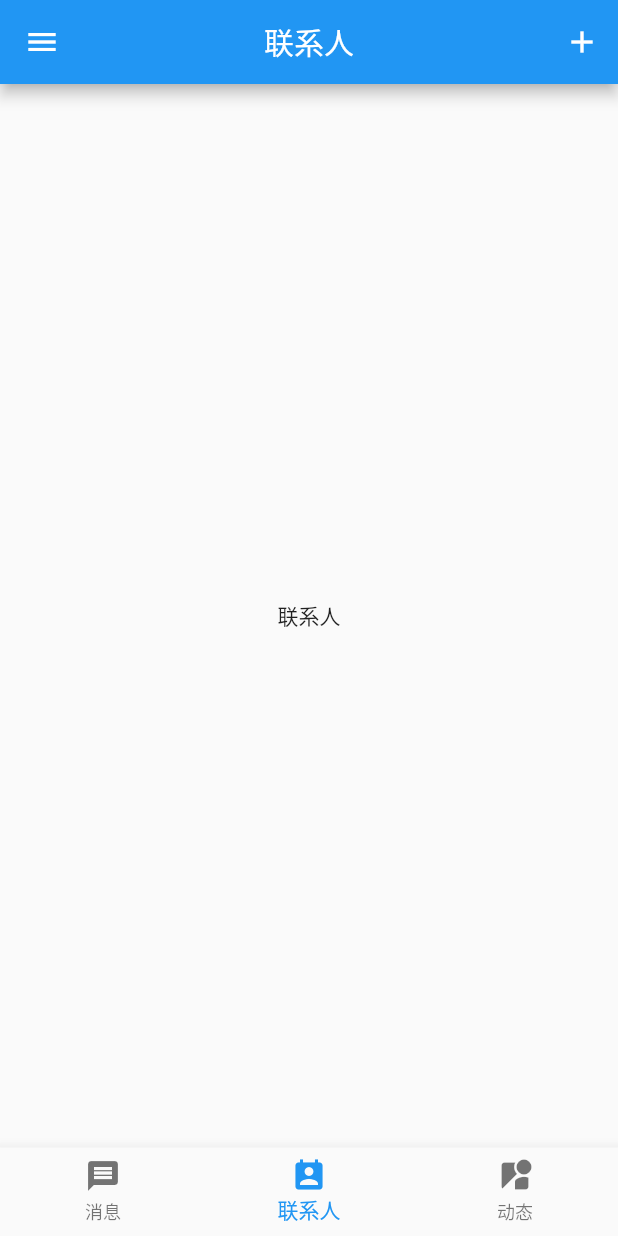
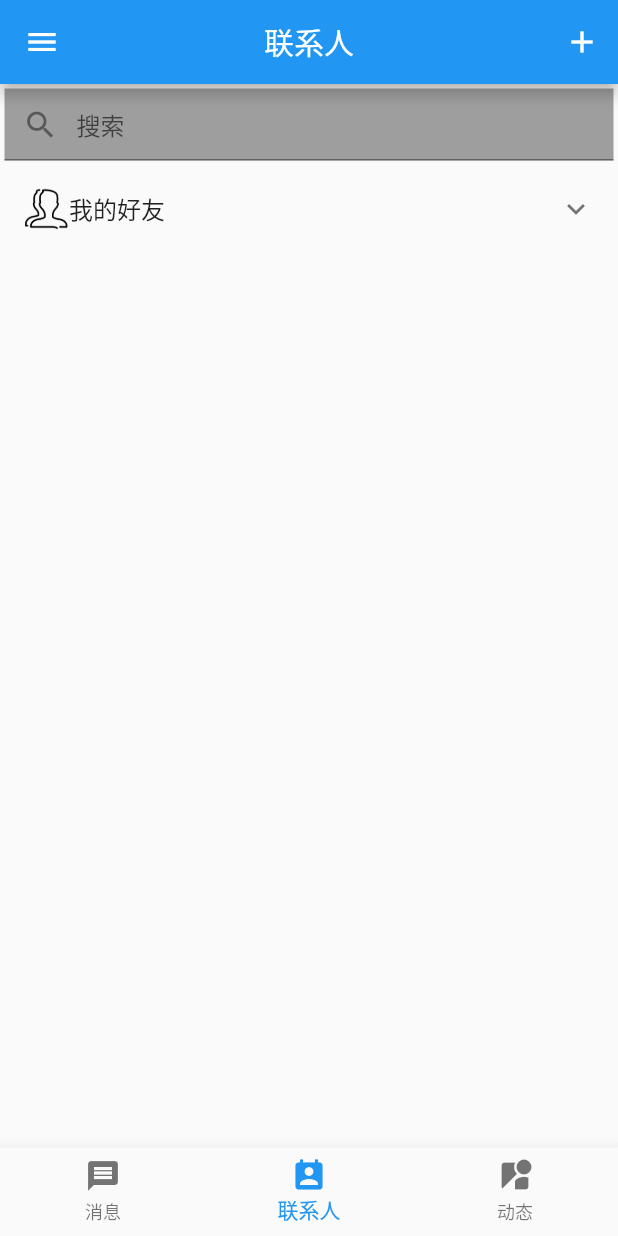
Before and after one commit to GZYangKui/ChangLiao-Mobile, a Flutter app: the UserCenter screen opened directly, item 2 of the bottom bar chosen, on a phone screen of 412 x 824 dp. Run offline on Flutter 3.47's test engine with Material 2 defaults, Android fonts, the phone set to English and light mode, and no system bars; our stand-ins replace convert.

Commit message:
实现个二级界面功能

```diff
--- a/lib/com/navigation/component/chart_message_item.dart
+++ b/lib/com/navigation/component/chart_message_item.dart
@@ -43,7 +43,7 @@ class ChartMessageItemState extends State<ChartMessageItem> {
               color: Color.fromRGBO(250, 250, 210, 1.0),
               borderRadius: BorderRadius.all(Radius.circular(5.00),)
           ),
-          width: 100.0,
+          width: 150.0,
           child: Text(_message,style: TextStyle(fontSize: 20.0),),
         ),
       ],
--- /dev/null
+++ b/lib/com/navigation/component/contacts_list_item.dart
@@ -0,0 +1,81 @@
+import 'package:flutter/cupertino.dart';
+import 'package:flutter/material.dart';
+import 'package:flutter_app/com/navigation/models/contacts_list_model.dart';
+import 'package:flutter_app/com/navigation/page/subpage/chart_dialog.dart';
+
+class ContactItem extends StatelessWidget {
+  ContactItem(this.entry);
+
+  BuildContext context;
+  final Entry entry;
+
+  Widget _buildTiles(Entry root) {
+    if (root.list.isEmpty)
+      return GestureDetector(
+        child: ListTile(
+          title: getPerson(root.title),
+        ),
+        onTap: () {
+          Navigator.of(context).push(
+                MaterialPageRoute(
+                  builder: (BuildContext context) => ChartDialog(
+                        name: root.title,
+                        messages: ["hello", "吃饭了吗???"],
+                      ),
+                ),
+              );
+        },
+      );
+    return ExpansionTile(
+      key: PageStorageKey<Entry>(root),
+      title: getGroup(root.title),
+      children: root.list.map(_buildTiles).toList(),
+    );
+  }
+
+  @override
+  Widget build(BuildContext context) {
+    this.context = context;
+    return _buildTiles(entry);
+  }
+
+  getGroup(String title) {
+    return Row(
+      children: <Widget>[
+        Column(
+          children: <Widget>[
+            Image.asset(
+              "assets/images/group.png",
+              width: 30.0,
+              height: 30.0,
+            ),
+          ],
+        ),
+        Column(
+          children: <Widget>[
+            Text(title),
+          ],
+        ),
+      ],
+    );
+  }
+
+  getPerson(String name) {
+    return Row(
+      children: <Widget>[
+        Column(
+          children: <Widget>[
+            Image.asset(
+              "assets/images/person.png",
+              width: 20.0,
+              height: 20.0,
+            )
+          ],
+        ),
+        Column(
+          children: <Widget>[Text(name)],
+        )
+      ],
+    );
+  }
+}
--- /dev/null
+++ b/lib/com/navigation/models/contacts_list_model.dart
@@ -0,0 +1,5 @@
+class Entry {
+  final String title;
+  final List<Entry> list;
+  Entry(this.title, [this.list = const <Entry>[]]);
+}
--- a/lib/com/navigation/page/login.dart
+++ b/lib/com/navigation/page/login.dart
@@ -160,7 +160,7 @@ class LoginState extends State<Login> {
     }
     Map requestMes ={
       constants.type:constants.user,
-      constants.subtype:constants.subtype,
+      constants.subtype:constants.login,
       constants.user:_userName,
       constants.password:md5(_password),
       constants.version:constants.currentVersion,
@@ -171,7 +171,7 @@ class LoginState extends State<Login> {
       handler.sendRequest(json.encode(requestMes)+constants.end);
     }catch(e){
       _showAlertMessage("网络异常");
-      return;
+      //return;
     }
     Navigator.push(context,
         MaterialPageRoute(builder: (BuildContext context) => UserCenter()));
--- /dev/null
+++ b/lib/com/navigation/page/subpage/contacts.dart
@@ -0,0 +1,46 @@
+import 'package:flutter/cupertino.dart';
+import 'package:flutter/material.dart';
+import 'package:flutter_app/com/navigation/component/contacts_list_item.dart';
+import 'package:flutter_app/com/navigation/models/contacts_list_model.dart';
+
+///
+/// 联系人界面
+///
+///
+class Contacts extends StatefulWidget {
+  @override
+  ContactsState createState() => ContactsState();
+}
+
+class ContactsState extends State<Contacts> {
+  List<Entry> _list = [
+    Entry("我的好友", [Entry("jack"), Entry("Tom")])
+  ];
+
+  @override
+  Widget build(BuildContext context) {
+    return Tab(
+        child: RefreshIndicator(
+      child: Column(
+        children: <Widget>[
+          Container(
+            margin: EdgeInsets.all(3.0),
+            decoration: BoxDecoration(color: Colors.grey),
+            child: TextField(
+              decoration: InputDecoration(
+                  prefixIcon: Icon(Icons.search), hintText: "搜索"),
+            ),
+          ),
+          Expanded(
+            child: ListView.builder(
+              itemBuilder: (BuildContext context, int index) =>
+                  ContactItem(_list[index]),
+              itemCount: _list.length,
+            ),
+          ),
+        ],
+      ),
+      onRefresh: () => TickerFuture.complete(),
+    ));
+  }
+}
--- a/lib/com/navigation/page/user.dart
+++ b/lib/com/navigation/page/user.dart
@@ -5,6 +5,9 @@ import 'package:flutter_app/com/navigation/beautiful/CustomerOval.dart';
 import 'package:flutter_app/com/navigation/component/message_list_item.dart';
 import 'package:flutter_app/com/navigation/models/message_list_item_model.dart';
 import 'package:flutter_app/com/navigation/page/subpage/about_program.dart';
+import 'package:flutter_app/com/navigation/page/subpage/contacts.dart';
+import 'package:flutter_app/com/navigation/page/subpage/dynamic_state.dart';
+import 'package:flutter_app/com/navigation/page/subpage/message.dart';
 import 'package:flutter_app/com/navigation/page/subpage/personInfo.dart';
 import 'package:flutter_app/com/navigation/page/subpage/search.dart';
 import 'package:flutter_app/com/navigation/page/login.dart';
@@ -17,22 +20,11 @@ class UserCenter extends StatefulWidget {
 
 class UserCenterState extends State<UserCenter>
     with SingleTickerProviderStateMixin {
-  static final List<MessageListItem> messageListItem = [
-    MessageListItem(MessageListItemModel(messags: ["hello"], name: "yangkui")),
-    MessageListItem(MessageListItemModel(messags: ["hello"], name: "yangkui"))
-  ];
-  static final List<Tab> _tabs = [
-    Tab(
-      child: ListView(
-        children: messageListItem,
-      ),
-    ),
-    Tab(
-      text: "联系人",
-    ),
-    Tab(
-      text: "动态",
-    )
+
+  static final List<StatefulWidget> _tabs = [
+    Message(),
+    Contacts(),
+    DynamicState()
   ];
   TabController _tabController;
   int _currentIndex = 0;
@@ -91,6 +83,7 @@ class UserCenterState extends State<UserCenter>
   @override
   void initState() {
     super.initState();
+    SystemChrome.setEnabledSystemUIOverlays([SystemUiOverlay.top]);
     handler.userCenterState=this;
     _tabController = TabController(initialIndex: 0, length: _tabs.length, vsync: this);
     _tabController.addListener(() {
@@ -297,5 +290,6 @@ class UserCenterState extends State<UserCenter>
 
   void acceptSocketData(dynamic data) {
    // todo 处理服务器发送过来的数据
+    print(data);
   }
 }
--- a/pubspec.yaml
+++ b/pubspec.yaml
@@ -41,6 +41,8 @@ flutter:
   - assets/images/icon.png
   - assets/images/sender.png
   - assets/images/receiver.png
+  - assets/images/group.png
+  - assets/images/person.png
 
   # To add assets to your application, add an assets section, like this:
   # assets:
```
Also changed, not shown: lib/com/navigation/netwok/socket_handler.dart (+7 -2 lines), lib/com/navigation/page/subpage/dynamic_state.dart (added, +38 -0 lines), lib/com/navigation/page/subpage/message.dart (added, +38 -0 lines), assets/images/group.png (added), assets/images/person.png (added).
